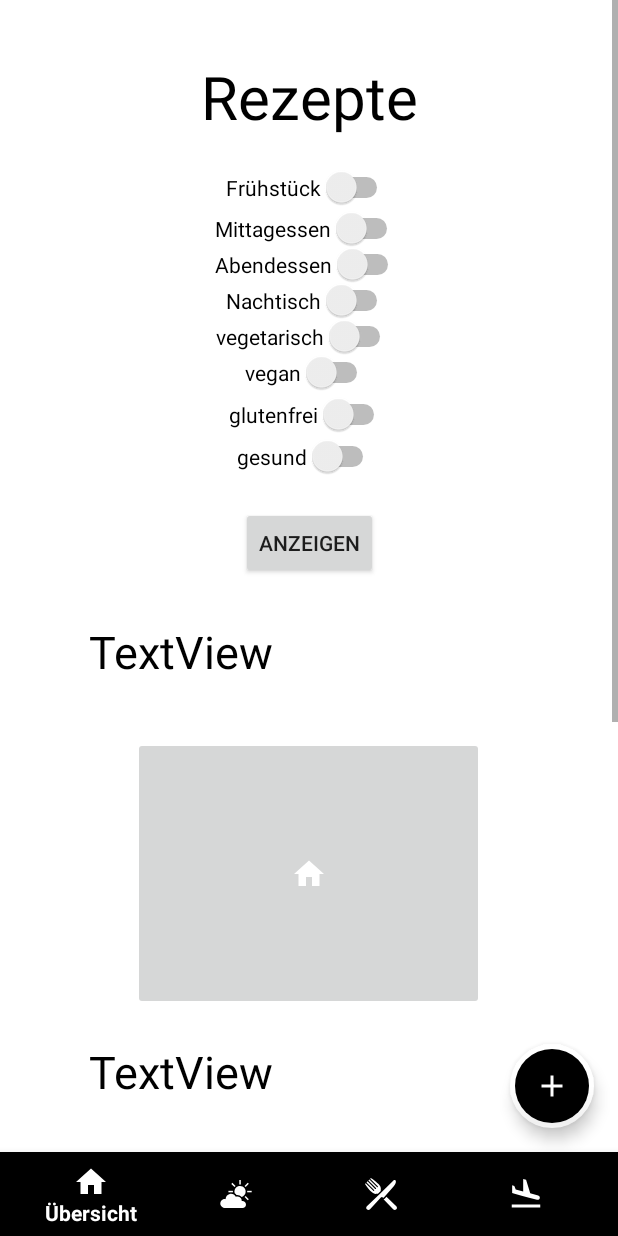
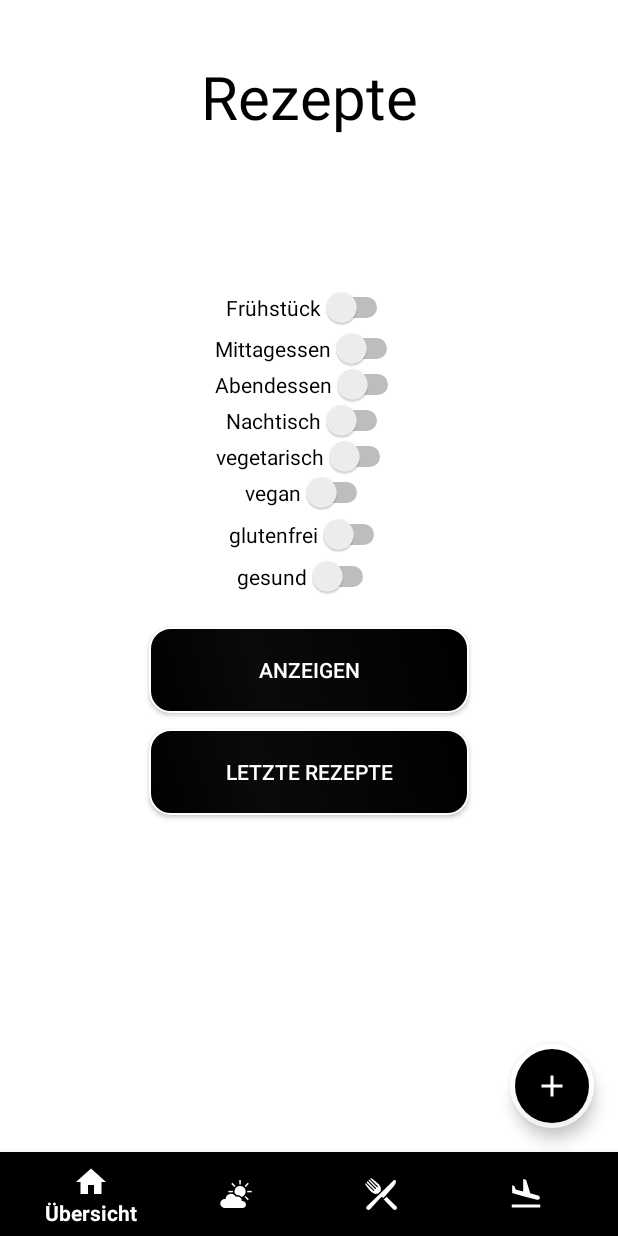
Before and after one commit to Anthony1198/HomeBalance, an Android app: the fragment RezepteEinstellungenFragment placed in its activity, on a phone screen of 412 x 824 dp. Run offline under Robolectric (Android 15) with nearby library versions, the phone set to English and light mode, and no system bars; our stand-ins replace Picasso; pictures from the network do not load; 2 statements that could not run were skipped.

Commit message:
Mit Auswahl an Parametern werden 3 dazu passende random rezepte von der Api geholt und in die Datenbank gespeichert. Diese lassen sich dann wieder abrufen. Anzeige der Rezepte erfolgt auf einem eigenen Fragment.

```diff
--- a/app/src/main/AndroidManifest.xml
+++ b/app/src/main/AndroidManifest.xml
@@ -27,7 +27,7 @@
                 <category android:name="android.intent.category.DEFAULT" />
             </intent-filter>
         </activity>
-        <activity android:name=".DatenEingabeActivity"/>
+    <activity android:name=".DatenEingabeActivity"/>
     </application>
 
 </manifest>
--- /dev/null
+++ b/app/src/main/java/com/example/HomeBalance/DatenbankHelferRezepte.java
@@ -0,0 +1,115 @@
+package com.example.HomeBalance;
+
+import android.content.ContentValues;
+import android.content.Context;
+import android.database.Cursor;
+import android.database.sqlite.SQLiteDatabase;
+import android.database.sqlite.SQLiteOpenHelper;
+import android.util.Log;
+
+/**
+ * Datenbankklasse für die Daten der Frau
+ */
+
+public class DatenbankHelferRezepte extends SQLiteOpenHelper {
+
+    /**
+     * Variablen Deklaration
+     */
+
+    private static final String TABLE_NAME = "Rezeptdaten";
+    private static final String COL1 = "ID";
+    private static final String COL2 = "rezept1tilte";
+    private static final String COL3 = "rezept1bild";
+    private static final String COL4 = "rezept1url";
+    private static final String COL5 = "rezept2title";
+    private static final String COL6 = "rezept2bild";
+    private static final String COL7 = "rezept2url";
+    private static final String COL8 = "rezept3title";
+    private static final String COL9 = "rezept3bild";
+    private static final String COL10 = "rezept3url";
+
+    private static final String TAG = "DatenbankEingabe";
+
+
+    public DatenbankHelferRezepte(Context context) {
+        super(context, TABLE_NAME, null, 1);
+    }
+
+    @Override
+    public void onCreate(SQLiteDatabase db) {
+        String createTable = "CREATE TABLE " + TABLE_NAME + " (ID INTEGER PRIMARY KEY AUTOINCREMENT, " +
+                COL2 + " TEXT," + COL3 + " TEXT," + COL4 + " TEXT," + COL5 + " TEXT," + COL6 + " TEXT,"+ COL7 + " TEXT,"+ COL8 + " TEXT,"+ COL9 + " TEXT," + COL10 + " TEXT)";
+        db.execSQL(createTable);
+    }
+
+    @Override
+    public void onUpgrade(SQLiteDatabase db, int i, int i1) {
+        db.execSQL("DROP IF TABLE EXISTS " + TABLE_NAME);
+        onCreate(db);
+    }
+
+    /**
+     * Fügt die mitgegeben Daten in die Datenbank hinzu
+     * @return Boolean ob Daten erfolgreich gespeichert wurden
+     */
+
+    public boolean addData(String item, String item2, String item3, String item4, String item5, String item6, String item7, String item8, String item9) {
+        SQLiteDatabase db = this.getWritableDatabase();
+        ContentValues contentValues = new ContentValues();
+        contentValues.put(COL2, item);
+        contentValues.put(COL3, item2);
+        contentValues.put(COL4, item3);
+        contentValues.put(COL5, item4);
+        contentValues.put(COL6, item5);
+        contentValues.put(COL7, item6);
+        contentValues.put(COL8, item7);
+        contentValues.put(COL9, item8);
+        contentValues.put(COL10, item9);
+
+
+        Log.d(TAG, "addData: Adding " + item + " to " + TABLE_NAME);
+
+        long result = db.insert(TABLE_NAME, null, contentValues);
+
+        //if date as inserted incorrectly it will return -1
+        if (result == -1) {
+            return false;
+        } else {
+            return true;
+        }
+    }
+
+    /**
+     * Gibt alle Daten zurück von der Datenbank
+     * @return Cursor-Objekt mit Datenbank-Daten
+     */
+    public Cursor getData(){
+        SQLiteDatabase db = this.getWritableDatabase();
+        String query = "SELECT * FROM " + TABLE_NAME;
+        Cursor data = db.rawQuery(query, null);
+        return data;
+    }
+
+    /**
+     * Zählt Anzahl der Tabellen-Zeilen
+     * @return Anzahl Zeilen
+     */
+    public int getRowsCount() {
+        String countQuery = "SELECT  * FROM " + TABLE_NAME;
+        SQLiteDatabase db = this.getReadableDatabase();
+        Cursor cursor = db.rawQuery(countQuery, null);
+        int count = cursor.getCount();
+        cursor.close();
+        return count;
+    }
+
+
+    /**
+     * Datenbank wird gelöscht
+     */
+    public void löscheDB() {
+        SQLiteDatabase db = this.getWritableDatabase();
+        db.execSQL("delete from "+ TABLE_NAME);
+    }
+}
--- a/app/src/main/java/com/example/HomeBalance/MainActivity.java
+++ b/app/src/main/java/com/example/HomeBalance/MainActivity.java
@@ -8,11 +8,9 @@ import android.content.Intent;
 import android.os.Bundle;
 import android.view.MenuItem;
 import android.view.View;
-import android.widget.Button;
 
 import com.google.android.material.bottomnavigation.BottomNavigationView;
 import com.google.android.material.floatingactionbutton.FloatingActionButton;
-import com.google.android.material.snackbar.Snackbar;
 
 
 public class MainActivity extends AppCompatActivity {
@@ -59,7 +57,7 @@ public class MainActivity extends AppCompatActivity {
                             selectedFragment = new WetterFragment();
                             break;
                         case R.id.nav_rezepte:
-                            selectedFragment = new RezepteFragment();
+                            selectedFragment = new RezepteEinstellungenFragment();
                             break;
 
                     }
--- a/app/src/main/java/com/example/HomeBalance/RezepteFragment.java
+++ b/app/src/main/java/com/example/HomeBalance/RezepteEinstellungenFragment.java
@@ -33,28 +33,22 @@ import java.io.InputStreamReader;
 import java.net.HttpURLConnection;
 import java.net.URL;
 
-public class RezepteFragment extends Fragment {
+public class RezepteEinstellungenFragment extends Fragment {
 
-    Button anzeigen;
-    TextView rezept1View, rezept2View, rezept3View;
-    ImageButton rezept1Bild, rezept2Bild, rezept3Bild;
+    Button anzeigenNeue, anzeigenLetzte;
     String urlMitName;
     Switch frueh, mittag, abend, nachtisch, vegan, vegetarisch, glutenfrei, gesund;
     Boolean fruehBoolean, mittagBoolean, abendBoolean, nachtischBoolean, veganBoolean, vegetarischBoolean, glutenfreiBoolean, gesundBoolean;
     String[] rezeptNr1, rezeptNr2, rezeptNr3;
+    DatenbankHelferRezepte datenbankRezepte;
 
     @Nullable
     @Override
     public View onCreateView(@NonNull LayoutInflater inflater, @Nullable ViewGroup container, @Nullable Bundle savedInstanceState) {
         View view = inflater.inflate(R.layout.fragment_rezepte, container, false);
 
-        anzeigen = (Button) view.findViewById(R.id.anzeigen);
-        rezept1View = (TextView) view.findViewById(R.id.rezept1);
-        rezept2View = (TextView) view.findViewById(R.id.rezept2);
-        rezept3View = (TextView) view.findViewById(R.id.rezept3);
-        rezept1Bild = (ImageButton) view.findViewById(R.id.rezeptButton);
-        rezept2Bild = (ImageButton) view.findViewById(R.id.rezeptButton2);
-        rezept3Bild = (ImageButton) view.findViewById(R.id.rezeptButton3);
+        anzeigenNeue = (Button) view.findViewById(R.id.anzeigenNeue);
+        anzeigenLetzte = (Button) view.findViewById(R.id.anzeigenLetzte);
         frueh = (Switch) view.findViewById(R.id.fruehstucksRezepte);
         mittag = (Switch) view.findViewById(R.id.fruehstucksRezepte);
         abend = (Switch) view.findViewById(R.id.fruehstucksRezepte);
@@ -63,6 +57,8 @@ public class RezepteFragment extends Fragment {
         vegetarisch = (Switch) view.findViewById(R.id.fruehstucksRezepte);
         glutenfrei = (Switch) view.findViewById(R.id.fruehstucksRezepte);
         gesund = (Switch) view.findViewById(R.id.fruehstucksRezepte);
+
+        datenbankRezepte = new DatenbankHelferRezepte(getActivity());
 
 
         fruehBoolean = frueh.isChecked();
@@ -74,14 +70,14 @@ public class RezepteFragment extends Fragment {
         glutenfreiBoolean = glutenfrei.isChecked();
         gesundBoolean = gesund.isChecked();
 
-        rezeptNr1 = new String[2];
-        rezeptNr2 = new String[2];
-        rezeptNr3 = new String[2];
+        rezeptNr1 = new String[3];
+        rezeptNr2 = new String[3];
+        rezeptNr3 = new String[3];
 
 
 
 
-        anzeigen.setOnClickListener(new View.OnClickListener() {
+        anzeigenNeue.setOnClickListener(new View.OnClickListener() {
             @Override
             public void onClick(View v) {
                 if (isOnline() == false) {
@@ -93,35 +89,26 @@ public class RezepteFragment extends Fragment {
 
 
                     // Ausführung des Hintergrund-Thread mit HTTP-Request
-                    RezepteFragment.MeinHintergrundThread mht = new RezepteFragment.MeinHintergrundThread();
+                    RezepteEinstellungenFragment.MeinHintergrundThread mht = new RezepteEinstellungenFragment.MeinHintergrundThread();
                     mht.start();
                     try {
                         mht.join();
                     } catch (InterruptedException e) {
                         e.printStackTrace();
                     }
-
-                    setzteTEXT();
-
-
+                    Fragment mFragment = new RezepteAnzeigenFragment();
+                    getActivity().getSupportFragmentManager().beginTransaction().replace(R.id.fragment_container, mFragment).commit();
                 }
             }
         });
 
-
-        rezept1Bild.setOnClickListener(new View.OnClickListener() {
+        anzeigenLetzte.setOnClickListener(new View.OnClickListener() {
             @Override
             public void onClick(View v) {
-                if (isOnline() == false) {
-                    toastMessage("Keine Internetverbindung!");
-                } else {
-
-                    Intent browserIntent = new Intent(Intent.ACTION_VIEW, Uri.parse(rezeptNr1[2]));
-                    startActivity(browserIntent);
-                }
+                    Fragment mFragment = new RezepteAnzeigenFragment();
+                    getActivity().getSupportFragmentManager().beginTransaction().replace(R.id.fragment_container, mFragment).commit();
             }
         });
-
 
         return view;
     }
@@ -130,17 +117,13 @@ public class RezepteFragment extends Fragment {
 
         @Override
         public void run() {
-
             try {
                 String jsonDocument = holeRezeptDaten();
                 parseJSON(jsonDocument);
-                rezept1View.setText(rezeptNr1[0]);
-
-
+                AddDataRezepte(rezeptNr1[0], rezeptNr1[1], rezeptNr1[2], rezeptNr2[0], rezeptNr2[1], rezeptNr2[2], rezeptNr3[0], rezeptNr3[1], rezeptNr3[2]);
 
             } catch (Exception ex) {
                 System.out.println(ex.getMessage());
-
             }
         }
     }
@@ -185,20 +168,20 @@ public class RezepteFragment extends Fragment {
             JSONArray recipes = jsonObject.getJSONArray("recipes");
             JSONObject rezeptData1 = recipes.getJSONObject(0);
             JSONObject rezeptData2 = recipes.getJSONObject(1);
-            //JSONObject rezeptData3 = recipes.getJSONObject(2);
+            JSONObject rezeptData3 = recipes.getJSONObject(2);
 
 
             rezeptNr1[0] = rezeptData1.getString("title");
             rezeptNr1[1] = rezeptData1.getString("image");
             rezeptNr1[2] = rezeptData1.getString("sourceUrl");
 
-            /*rezeptNr2[0] = rezeptData2.getString("title");
+            rezeptNr2[0] = rezeptData2.getString("title");
             rezeptNr2[1] = rezeptData2.getString("image");
-            rezeptNr2[2] = rezeptData2.getString("sourceUrl");*/
+            rezeptNr2[2] = rezeptData2.getString("sourceUrl");
 
-            /*rezeptNr3[0] = rezeptData3.getString("title");
+            rezeptNr3[0] = rezeptData3.getString("title");
             rezeptNr3[1] = rezeptData3.getString("image");
-            rezeptNr3[2] = rezeptData3.getString("sourceUrl");*/
+            rezeptNr3[2] = rezeptData3.getString("sourceUrl");
         }
 
     private void toastMessage(String message) {
@@ -215,20 +198,10 @@ public class RezepteFragment extends Fragment {
         return cm.getActiveNetworkInfo() != null && cm.getActiveNetworkInfo().isConnectedOrConnecting();
     }
 
-    private void rezeptBildLaden() {
-
-        Picasso.get().load(rezeptNr1[1]).into(rezept1Bild);
-    }
-
-    public void setzteTEXT() {
-        rezept1View.setText(rezeptNr1[0]);
-        //rezept2View.setText(rezeptNr2[0]);
-        rezeptBildLaden();
-    }
 
 
     private void urlZusammenstellung(){
-        urlMitName = "http://192.168.178.62:8080/api/recipes?number=1&tags=";
+        urlMitName = "http://192.168.178.62:8080/api/recipes?number=3&tags=";
 
         if(fruehBoolean == true){
             urlMitName= urlMitName;
@@ -254,9 +227,19 @@ public class RezepteFragment extends Fragment {
         if(gesundBoolean == true){
             urlMitName= urlMitName + "veryHealthy";
         }
-
-
     }
 
+    /**
+     * Daten werden für Speicherung an die Wetter-Datenbank weitergeleitet
+     */
+    private void AddDataRezepte(String newEntry, String newEntry2, String newEntry3, String newEntry4, String newEntry5, String newEntry6, String newEntry7, String newEntry8, String newEntry9) {
+        boolean insertData = datenbankRezepte.addData(newEntry, newEntry2, newEntry3, newEntry4, newEntry5, newEntry6, newEntry7, newEntry8, newEntry9);
+
+        if (insertData) {
+            //toastMessage("Daten wurden erfolgreich gespeichert!");
+        } else {
+            toastMessage("Etwas ist schief gelaufen :(");
+        }
+    }
 
 }
--- a/app/src/main/res/layout/fragment_rezepte.xml
+++ b/app/src/main/res/layout/fragment_rezepte.xml
@@ -6,6 +6,7 @@
     android:layout_height="match_parent"
     android:fillViewport="true"
     android:background="@android:color/background_light">
+
 
     <androidx.constraintlayout.widget.ConstraintLayout
         android:layout_width="match_parent"
@@ -25,88 +26,35 @@
 
 
         <Button
-            android:id="@+id/anzeigen"
-            android:layout_width="wrap_content"
-            android:layout_height="wrap_content"
+            android:id="@+id/anzeigenNeue"
+            android:layout_width="213dp"
+            android:layout_height="57dp"
             android:layout_marginTop="124dp"
-            android:layout_marginEnd="160dp"
+            android:background="@drawable/buttonshape"
             android:text="Anzeigen"
+            android:textColor="#FFFFFFFF"
             app:layout_constraintEnd_toEndOf="parent"
+            app:layout_constraintStart_toStartOf="parent"
             app:layout_constraintTop_toBottomOf="@+id/nachtischRezepte" />
 
-        <TextView
-            android:id="@+id/rezept1"
-            android:layout_width="293dp"
-            android:layout_height="77dp"
-            android:layout_marginTop="28dp"
-            android:text="TextView"
-            android:textColor="#000000"
-            android:textSize="30dp"
+
+        <Button
+            android:id="@+id/anzeigenLetzte"
+            android:layout_width="213dp"
+            android:layout_height="57dp"
+            android:layout_marginTop="192dp"
+            android:background="@drawable/buttonshape"
+            android:text="Letzte Rezepte"
+            android:textColor="#FFFFFFFF"
             app:layout_constraintEnd_toEndOf="parent"
             app:layout_constraintStart_toStartOf="parent"
-            app:layout_constraintTop_toBottomOf="@+id/anzeigen" />
-
-        <TextView
-            android:id="@+id/rezept2"
-            android:layout_width="293dp"
-            android:layout_height="77dp"
-            android:layout_marginTop="308dp"
-            android:text="TextView"
-            android:textColor="#000000"
-            android:textSize="30dp"
-            app:layout_constraintEnd_toEndOf="parent"
-            app:layout_constraintStart_toStartOf="parent"
-            app:layout_constraintTop_toBottomOf="@+id/anzeigen" />
-
-        <TextView
-            android:id="@+id/rezept3"
-            android:layout_width="293dp"
-            android:layout_height="77dp"
-            android:layout_marginTop="580dp"
-            android:text="TextView"
-            android:textColor="#000000"
-            android:textSize="30dp"
-            app:layout_constraintEnd_toEndOf="parent"
-            app:layout_constraintStart_toStartOf="parent"
-            app:layout_constraintTop_toBottomOf="@+id/anzeigen" />
-
-        <ImageButton
-            android:id="@+id/rezeptButton"
-            android:layout_width="234dp"
-            android:layout_height="182dp"
-            app:layout_constraintEnd_toEndOf="parent"
-            app:layout_constraintHorizontal_bias="0.497"
-            app:layout_constraintStart_toStartOf="parent"
-            app:layout_constraintTop_toBottomOf="@+id/rezept1"
-            app:srcCompat="@drawable/ic_home" />
-
-        <ImageButton
-            android:id="@+id/rezeptButton2"
-            android:layout_width="234dp"
-            android:layout_height="182dp"
-            android:layout_marginTop="284dp"
-            app:layout_constraintEnd_toEndOf="parent"
-            app:layout_constraintHorizontal_bias="0.497"
-            app:layout_constraintStart_toStartOf="parent"
-            app:layout_constraintTop_toBottomOf="@+id/rezept1"
-            app:srcCompat="@drawable/ic_home" />
-
-        <ImageButton
-            android:id="@+id/rezeptButton3"
-            android:layout_width="234dp"
-            android:layout_height="182dp"
-            android:layout_marginTop="552dp"
-            app:layout_constraintEnd_toEndOf="parent"
-            app:layout_constraintHorizontal_bias="0.497"
-            app:layout_constraintStart_toStartOf="parent"
-            app:layout_constraintTop_toBottomOf="@+id/rezept1"
-            app:srcCompat="@drawable/ic_home" />
+            app:layout_constraintTop_toBottomOf="@+id/nachtischRezepte" />
 
         <Switch
             android:id="@+id/fruehstucksRezepte"
             android:layout_width="wrap_content"
             android:layout_height="wrap_content"
-            android:layout_marginTop="20dp"
+            android:layout_marginTop="100dp"
             android:text="Frühstück"
             app:layout_constraintEnd_toEndOf="parent"
             app:layout_constraintStart_toStartOf="parent"
```
Also changed, not shown: app/src/main/java/com/example/HomeBalance/HomeFragment.java (+14 -14 lines), app/src/main/java/com/example/HomeBalance/RezepteAnzeigenFragment.java (added, +141 -0 lines), app/src/main/res/layout/fragement_rezepteanzeigen.xml (added, +99 -0 lines).
